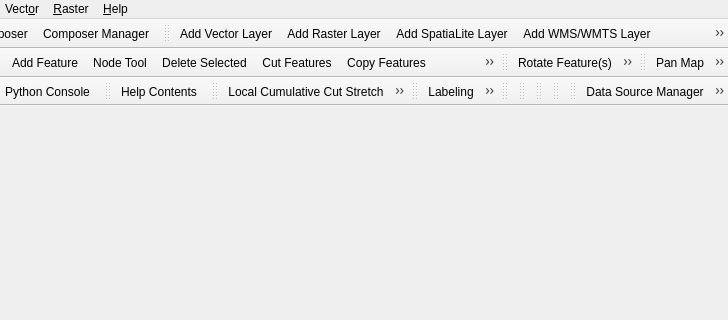
Above: src/ui/qgisapp.ui from qgis/QGIS before the change; both pictures show x 290 to 1018 and y 0 to 320 of the 1018 by 506 pixel window. Below: the same form after it.
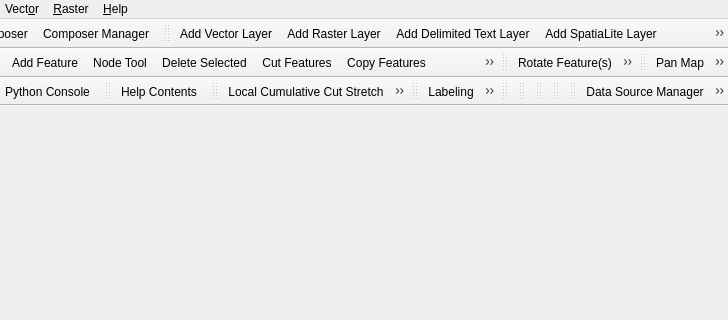
That is the form after the change. Icons and pictures are not drawn.

Commit message: Move buttons and menu items

The edit to the form file:
```diff
--- a/src/ui/qgisapp.ui
+++ b/src/ui/qgisapp.ui
@@ -355,12 +355,12 @@
    </attribute>
    <addaction name="mActionAddOgrLayer"/>
    <addaction name="mActionAddRasterLayer"/>
+   <addaction name="mActionAddDelimitedText"/>
    <addaction name="mActionAddSpatiaLiteLayer"/>
+   <addaction name="mActionAddVirtualLayer"/>
    <addaction name="mActionAddWmsLayer"/>
    <addaction name="mActionAddWcsLayer"/>
    <addaction name="mActionAddWfsLayer"/>
-   <addaction name="mActionAddDelimitedText"/>
-   <addaction name="mActionAddVirtualLayer"/>
   </widget>
   <widget class="QToolBar" name="mDigitizeToolBar">
    <property name="windowTitle">
```
Left out of the diff: 4 changed lines with no effect on the pictures.
